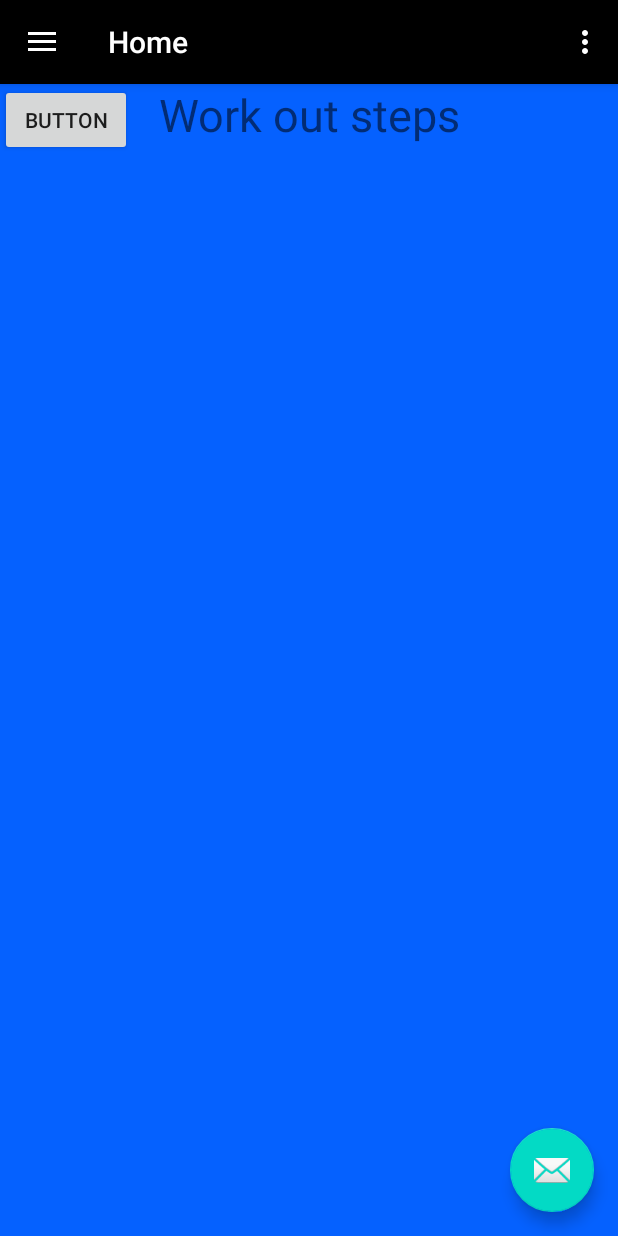
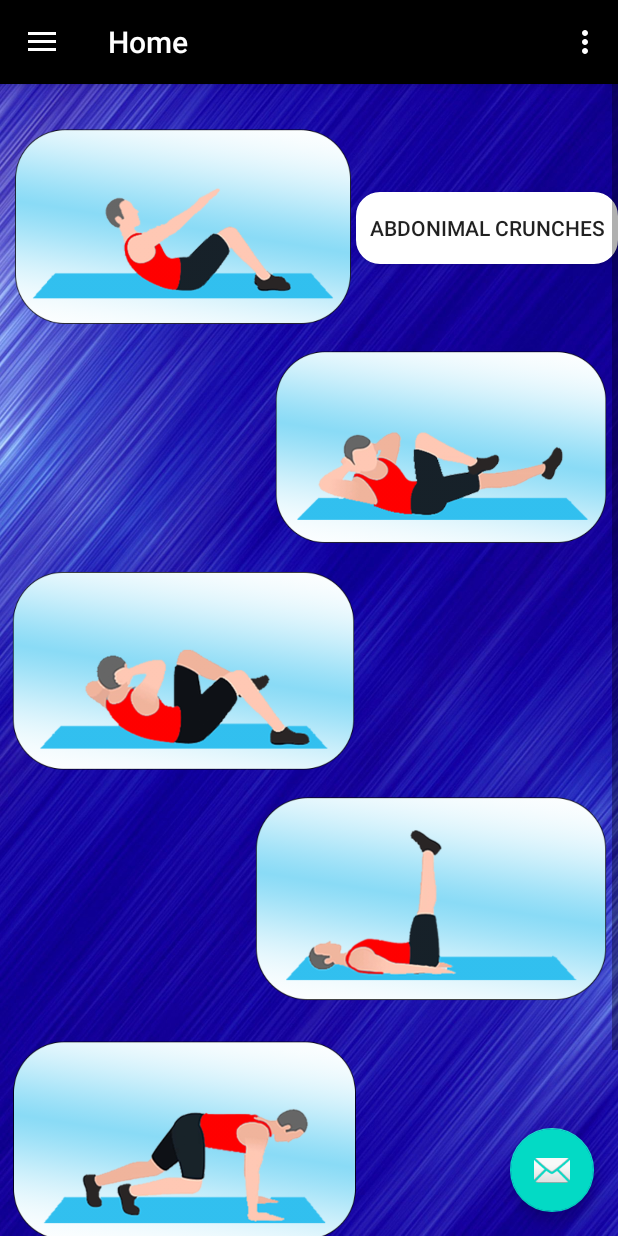
Before and after one commit to A-Team101/FitWork, an Android app: the workouts screen opened directly, with no data from a screen before it, after a tap on an icon or button, on a phone screen of 412 x 824 dp. Run offline under Robolectric (Android 15) with nearby library versions, the phone set to English and light mode, and no system bars; our stand-ins replace navigation-ui; Roboto replaces fonts that are not available here.

Commit message:
Second Commit

```diff
--- a/FitWork/app/src/main/AndroidManifest.xml
+++ b/FitWork/app/src/main/AndroidManifest.xml
@@ -10,7 +10,8 @@
         android:roundIcon="@mipmap/ic_launcher_round"
         android:supportsRtl="true"
         android:theme="@style/AppTheme">
-        <activity android:name=".AbsInstruction"></activity>
+        <activity android:name=".AbsStep1"></activity>
+        <activity android:name=".AbsInstruction" />
         <activity
             android:name=".workouts"
             android:label="@string/title_activity_workouts"
--- /dev/null
+++ b/FitWork/app/src/main/java/com/example/fitwork/AbsStep1.java
@@ -0,0 +1,14 @@
+package com.example.fitwork;
+
+import androidx.appcompat.app.AppCompatActivity;
+
+import android.os.Bundle;
+
+public class AbsStep1 extends AppCompatActivity {
+
+    @Override
+    protected void onCreate(Bundle savedInstanceState) {
+        super.onCreate(savedInstanceState);
+        setContentView(R.layout.activity_abs_step1);
+    }
+}
--- a/FitWork/app/src/main/java/com/example/fitwork/AbsWorkout.java
+++ b/FitWork/app/src/main/java/com/example/fitwork/AbsWorkout.java
@@ -1,5 +1,6 @@
 package com.example.fitwork;
 
+import android.content.Intent;
 import android.os.Bundle;
 
 import androidx.fragment.app.Fragment;
@@ -15,6 +16,7 @@ import android.widget.Button;
  * create an instance of this fragment.
  */
 public class AbsWorkout extends Fragment {
+    Button step1;
 
     // TODO: Rename parameter arguments, choose names that match
     // the fragment initialization parameters, e.g. ARG_ITEM_NUMBER
@@ -60,6 +62,16 @@ public class AbsWorkout extends Fragment {
     public View onCreateView(LayoutInflater inflater, ViewGroup container,
                              Bundle savedInstanceState) {
         // Inflate the layout for this fragment
-        return inflater.inflate(R.layout.fragment_abs_workout, container, false);
+        View v = inflater.inflate(R.layout.fragment_abs_workout, container, false);
+
+        step1 = v.findViewById(R.id.btnstep1);
+        step1.setOnClickListener(new View.OnClickListener() {
+            @Override
+            public void onClick(View view) {
+                startActivity(new Intent(getActivity(),AbsStep1.class));
+            }
+        });
+
+        return  v;
     }
 }
--- /dev/null
+++ b/FitWork/app/src/main/res/drawable/button_step.xml
@@ -0,0 +1,18 @@
+<?xml version="1.0" encoding="utf-8"?>
+<shape
+    xmlns:android="http://schemas.android.com/apk/res/android">
+    <stroke
+        android:width="1dp"
+        android:color="#FFFFFF"/>
+    <corners
+        android:radius="15dp" />
+
+    <padding
+        android:left="2dp"
+        android:right="2dp"
+        android:top="2dp"
+        android:bottom="2dp"/>
+
+    <solid android:color="#FFFFFF"/>
+
+</shape>
--- /dev/null
+++ b/FitWork/app/src/main/res/layout/activity_abs_step1.xml
@@ -0,0 +1,19 @@
+<?xml version="1.0" encoding="utf-8"?>
+<androidx.constraintlayout.widget.ConstraintLayout xmlns:android="http://schemas.android.com/apk/res/android"
+    xmlns:app="http://schemas.android.com/apk/res-auto"
+    xmlns:tools="http://schemas.android.com/tools"
+    android:layout_width="match_parent"
+    android:layout_height="match_parent"
+    tools:context=".AbsStep1">
+
+    <TextView
+        android:layout_width="match_parent"
+        android:layout_height="wrap_content"
+        android:gravity="center"
+        android:text="STEP BY STEP"
+        android:textSize="50dp"
+        app:layout_constraintBottom_toBottomOf="parent"
+        app:layout_constraintTop_toTopOf="parent"
+        app:layout_constraintVertical_bias="0.024"
+        tools:layout_editor_absoluteX="16dp" />
+</androidx.constraintlayout.widget.ConstraintLayout>
--- a/FitWork/app/src/main/res/layout/fragment_abs_workout.xml
+++ b/FitWork/app/src/main/res/layout/fragment_abs_workout.xml
@@ -1,33 +1,94 @@
 <?xml version="1.0" encoding="utf-8"?>
-<FrameLayout xmlns:android="http://schemas.android.com/apk/res/android"
+<ScrollView xmlns:android="http://schemas.android.com/apk/res/android"
     xmlns:app="http://schemas.android.com/apk/res-auto"
     xmlns:tools="http://schemas.android.com/tools"
     android:layout_width="match_parent"
     android:layout_height="match_parent"
-    android:background="#0561FF"
+    android:background="@drawable/background"
     tools:context=".AbsWorkout">
 
-    <!-- TODO: Update blank fragment layout -->
+    <androidx.constraintlayout.widget.ConstraintLayout
+        android:layout_width="match_parent"
+        android:layout_height="wrap_content">
+
         <Button
-        android:id="@+id/button5"
+            android:id="@+id/btnstep1"
             android:layout_width="wrap_content"
-        android:layout_height="wrap_content"
-        android:text="Button"
+            android:layout_height="match_parent"
+            android:layout_marginBottom="796dp"
+            android:background="@drawable/button_step"
+            android:text="  Abdonimal Crunches  "
             app:layout_constraintBottom_toBottomOf="parent"
             app:layout_constraintEnd_toEndOf="parent"
+            app:layout_constraintHorizontal_bias="1.0"
+            app:layout_constraintStart_toStartOf="parent" />
+
+        <ImageView
+            android:id="@+id/imageView2"
+            android:layout_width="233dp"
+            android:layout_height="133dp"
+            android:layout_marginTop="28dp"
+            android:src="@drawable/aabdonimal"
+            app:layout_constraintEnd_toEndOf="parent"
+            app:layout_constraintHorizontal_bias="0.028"
             app:layout_constraintStart_toStartOf="parent"
             app:layout_constraintTop_toTopOf="parent" />
 
-    <TextView
-        android:id="@+id/textView"
-        android:layout_width="match_parent"
-        android:layout_height="wrap_content"
-        android:text="Work out steps"
-        android:gravity="center"
-        android:textSize="30dp"
-        app:layout_constraintBottom_toBottomOf="parent"
-        app:layout_constraintTop_toTopOf="parent"
-        app:layout_constraintVertical_bias="0.337"
-        tools:layout_editor_absoluteX="0dp" />
+        <ImageView
+            android:id="@+id/imageView7"
+            android:layout_width="224dp"
+            android:layout_height="219dp"
+            android:layout_marginTop="132dp"
+            android:src="@drawable/abicycle"
+            app:layout_constraintEnd_toEndOf="parent"
+            app:layout_constraintHorizontal_bias="0.967"
+            app:layout_constraintStart_toStartOf="parent"
+            app:layout_constraintTop_toTopOf="parent" />
 
-</FrameLayout>
+        <ImageView
+            android:id="@+id/imageView8"
+            android:layout_width="231dp"
+            android:layout_height="181dp"
+            android:layout_marginTop="300dp"
+            android:src="@drawable/acrossover"
+            app:layout_constraintEnd_toEndOf="parent"
+            app:layout_constraintHorizontal_bias="0.038"
+            app:layout_constraintStart_toStartOf="parent"
+            app:layout_constraintTop_toTopOf="parent" />
+
+        <ImageView
+            android:id="@+id/imageView12"
+            android:layout_width="237dp"
+            android:layout_height="181dp"
+            android:layout_marginTop="452dp"
+            android:src="@drawable/aleg"
+            app:layout_constraintEnd_toEndOf="parent"
+            app:layout_constraintHorizontal_bias="0.965"
+            app:layout_constraintStart_toStartOf="parent"
+            app:layout_constraintTop_toTopOf="parent" />
+
+        <ImageView
+            android:id="@+id/imageView14"
+            android:layout_width="246dp"
+            android:layout_height="136dp"
+            android:layout_marginTop="636dp"
+            android:src="@drawable/amountain"
+            app:layout_constraintEnd_toEndOf="parent"
+            app:layout_constraintHorizontal_bias="0.0"
+            app:layout_constraintStart_toStartOf="parent"
+            app:layout_constraintTop_toTopOf="parent" />
+
+        <ImageView
+            android:id="@+id/imageView15"
+            android:layout_width="290dp"
+            android:layout_height="140dp"
+            android:layout_marginTop="4dp"
+            android:src="@drawable/acobra"
+            app:layout_constraintEnd_toEndOf="parent"
+            app:layout_constraintHorizontal_bias="1.0"
+            app:layout_constraintStart_toStartOf="parent"
+            app:layout_constraintTop_toBottomOf="@+id/imageView14" />
+
+
+    </androidx.constraintlayout.widget.ConstraintLayout>
+</ScrollView>
--- a/FitWork/app/src/main/res/layout/fragment_shoulder_workout.xml
+++ b/FitWork/app/src/main/res/layout/fragment_shoulder_workout.xml
@@ -8,7 +8,7 @@
 
     <!-- TODO: Update blank fragment layout -->
     <Button
-        android:id="@+id/button5"
+        android:id="@+id/button"
         android:layout_width="wrap_content"
         android:layout_height="wrap_content"
         android:text="Button"
--- a/FitWork/app/src/main/res/navigation/mobile_navigation.xml
+++ b/FitWork/app/src/main/res/navigation/mobile_navigation.xml
@@ -22,11 +22,6 @@
         android:name="com.example.fitwork.ui.slideshow.SlideshowFragment"
         android:label="@string/menu_slideshow"
         tools:layout="@layout/fragment_slideshow" />
-    <activity
-        android:id="@+id/absStep"
-        android:name="com.example.fitwork.AbsStep"
-        android:label="activity_abs_step"
-        tools:layout="@layout/activity_abs_step" />
     <fragment
         android:id="@+id/absWorkout"
         android:name="com.example.fitwork.AbsWorkout"
--- a/FitWork/app/src/main/res/values/strings.xml
+++ b/FitWork/app/src/main/res/values/strings.xml
@@ -15,7 +15,7 @@
     <string name="task_reminder">Task Reminder</string>
     <string name="about">About</string>
     <!-- TODO: Remove or change this placeholder text -->
-    <string name="hello_blank_fragment">Hello blank fragment</string>
+    <string name="hello_blank_fragment">WORKOUT STEPS 1</string>
     <string name="content1">Effective Home Workouts for fast muscle building without eqipment.</string>
     <string name="content2">FITWORK application makes you go beyond what you think as your body muscles grow and more flexible not like before.</string>
     <string name="content3">Focuses on 4 major muscle groups:</string>
```
Also changed, not shown: FitWork/app/src/main/java/com/example/fitwork/ui/home/HomeFragment.java (+11 -9 lines), FitWork/app/src/main/res/drawable-v24/aabdonimal.png (added), FitWork/app/src/main/res/drawable-v24/abicycle.png (added), FitWork/app/src/main/res/drawable-v24/acobra.png (added), FitWork/app/src/main/res/drawable-v24/acrossover.png (added), FitWork/app/src/main/res/drawable-v24/aleg.png (added), FitWork/app/src/main/res/drawable-v24/amountain.png (added), FitWork/app/src/main/res/drawable-v24/background.jpg (added). Lines whose indentation alone changed are shown as unchanged.
